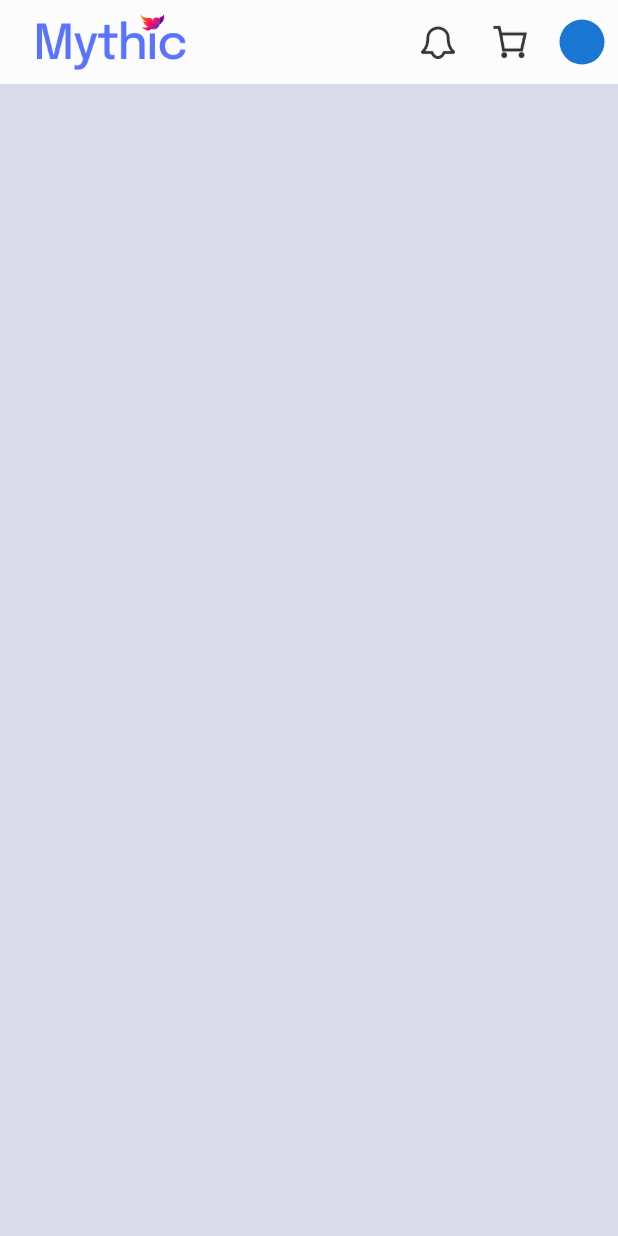
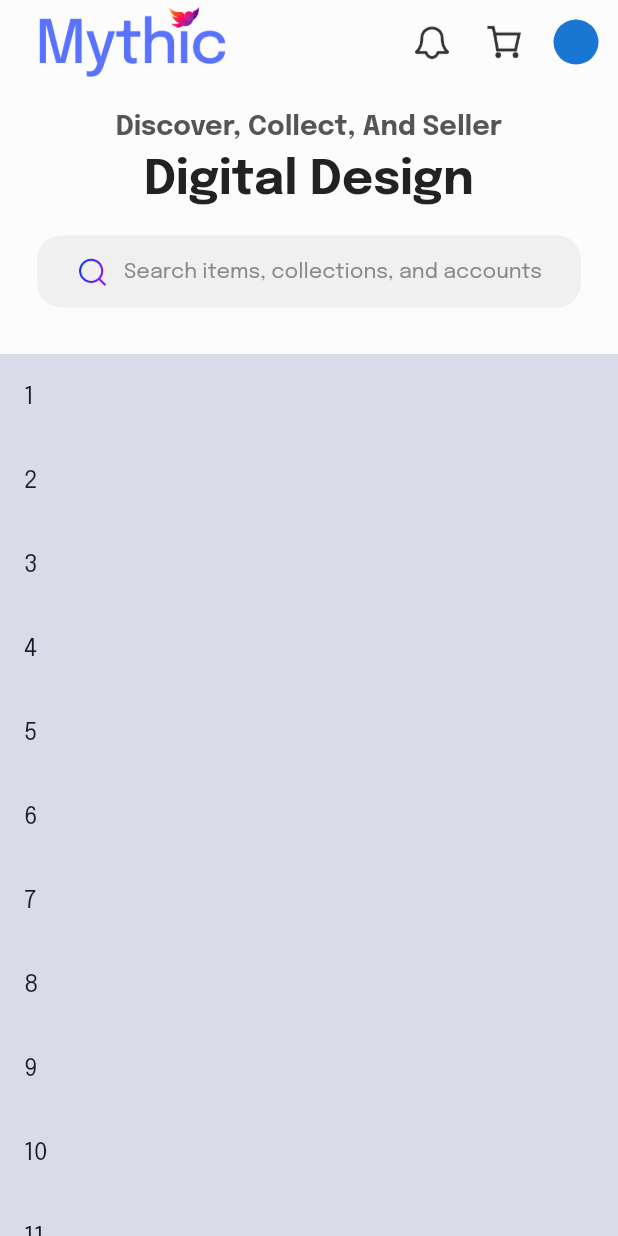
Before and after one commit to amasparera/mythic_design, a Flutter app: the screen it shows after launch, on a phone screen of 412 x 824 dp. Run offline on Flutter 3.47's test engine with Material 2 defaults, Android fonts, the light colour scheme and no system bars; our stand-ins replace get_it, google_fonts.

Commit message:
home cover

```diff
--- a/lib/common/size.dart
+++ b/lib/common/size.dart
@@ -1 +1,2 @@
-const num defaultPading = 16;
+const double defaultPading = 16;
+const double coverPading = 10;
--- a/lib/presentation/page/home_page.dart
+++ b/lib/presentation/page/home_page.dart
@@ -1,4 +1,6 @@
 import 'package:flutter/material.dart';
+import 'package:mythic_design/common/size.dart';
+import 'package:mythic_design/common/thema_app.dart';
 
 class HomePage extends StatelessWidget {
   const HomePage({Key? key}) : super(key: key);
@@ -8,14 +10,17 @@ class HomePage extends StatelessWidget {
   Widget build(BuildContext context) {
     return Scaffold(
       body: NestedScrollView(
+          floatHeaderSlivers: true,
           headerSliverBuilder: (context, innerBoxIsScrolled) => [
                 SliverAppBar(
-                  titleSpacing: 12,
+                  elevation: 0,
+                  titleSpacing: defaultPading * 2 / 3,
                   automaticallyImplyLeading: false,
                   floating: true,
+                  // snap: true,
                   title: Image.asset(
                     "asset/logo/Logo.png",
-                    width: 120,
+                    width: 150,
                   ),
                   actions: [
                     IconButton(
@@ -32,11 +37,75 @@ class HomePage extends StatelessWidget {
                         )),
                     IconButton(
                         onPressed: () {},
-                        icon: const CircleAvatar(radius: 15,))
+                        icon: const CircleAvatar(
+                          radius: 15,
+                        )),
+                    const SizedBox(
+                      width: defaultPading / 4,
+                    )
                   ],
+                  // bottom: PreferredSize(
+                  //   preferredSize: Size(double.infinity, 200),
+                  //   child: Container(),
+                  // ),
                 )
               ],
-          body: Container()),
+          body: ListView.builder(
+              padding: EdgeInsets.zero,
+              itemCount: 100,
+              itemBuilder: (context, index) {
+                if (index == 0) {
+                  return coverHomeSearch(context);
+                }
+
+                return ListTile(
+                  title: Text("$index"),
+                );
+              })),
     );
   }
+
+  Container coverHomeSearch(BuildContext context) => Container(
+        height: 180,
+        color: offWhite,
+        child: Column(
+          children: [
+            const SizedBox(height: coverPading * 2),
+            const Text(
+              "Discover, Collect, And Seller",
+              style: TextStyle(
+                  color: label, fontSize: 18, fontWeight: FontWeight.bold),
+            ),
+            const SizedBox(height: coverPading),
+            const Text(
+              "Digital Design",
+              style: TextStyle(
+                  fontSize: 32,
+                  fontWeight: FontWeight.bold,
+                  color: titleActive),
+            ),
+            Container(
+              height: 48,
+              margin: const EdgeInsets.only(top: coverPading * 2),
+              width: MediaQuery.of(context).size.width * .88,
+              padding: const EdgeInsets.all(defaultPading / 2.2),
+              decoration: BoxDecoration(
+                  color: inputBacgroud,
+                  borderRadius: BorderRadius.circular(defaultPading)),
+              child: Row(
+                crossAxisAlignment: CrossAxisAlignment.center,
+                mainAxisAlignment: MainAxisAlignment.center,
+                children: [
+                  Image.asset("asset/logo/Icon.png", width: coverPading * 2.2),
+                  const SizedBox(width: coverPading),
+                  const Text(
+                    "Search items, collections, and accounts",
+                    style: TextStyle(color: placeholder),
+                  )
+                ],
+              ),
+            )
+          ],
+        ),
+      );
 }
```
Also changed, not shown: asset/logo/Icon.png (added).
